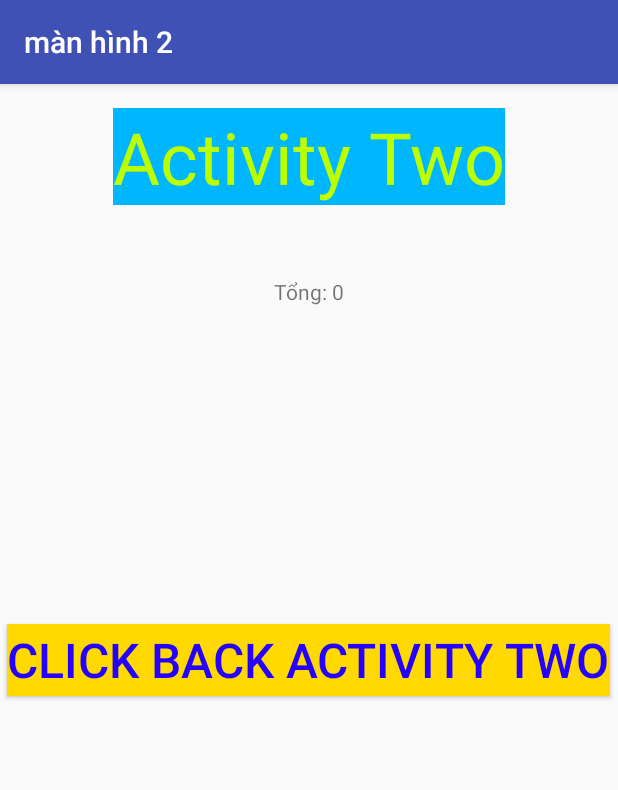
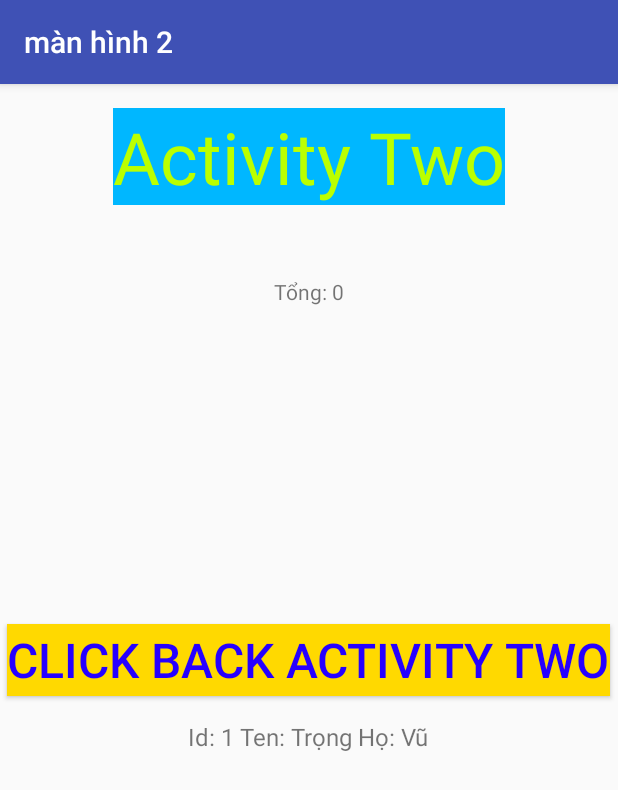
Before and after one commit to vuquoctrong/IntentAnroid08, an Android app: the screen it shows after launch (MoveActivityTwo), after a tap on "CLICK MOVE ACTIVITY TWO", on a phone screen of 412 x 824 dp. Shown: the top 790 px of the screen. Run offline under Robolectric (Android 15) with nearby library versions, the phone set to English and light mode, and no system bars; 2 statements that could not run were skipped.

Commit message:
intent putsExtra Class

```diff
--- a/app/src/main/AndroidManifest.xml
+++ b/app/src/main/AndroidManifest.xml
@@ -10,7 +10,8 @@
         android:roundIcon="@mipmap/ic_launcher_round"
         android:supportsRtl="true"
         android:theme="@style/AppTheme">
-        <activity android:name=".MainActivity">
+        <activity
+            android:name=".MainActivity">
             <intent-filter>
                 <action android:name="android.intent.action.MAIN" />
                 <category android:name="android.intent.category.LAUNCHER" />
--- /dev/null
+++ b/app/src/main/java/DTO/NhanVien.java
@@ -0,0 +1,40 @@
+package DTO;
+
+import java.io.Serializable;
+
+public class NhanVien implements Serializable{
+
+    private int idNV;
+    private String tenNV;
+    private String hoNv;
+
+    public NhanVien(int idNV, String tenNV, String hoNv) {
+        this.idNV = idNV;
+        this.tenNV = tenNV;
+        this.hoNv = hoNv;
+    }
+
+    public int getIdNV() {
+        return idNV;
+    }
+
+    public void setIdNV(int idNV) {
+        this.idNV = idNV;
+    }
+
+    public String getTenNV() {
+        return tenNV;
+    }
+
+    public void setTenNV(String tenNV) {
+        this.tenNV = tenNV;
+    }
+
+    public String getHoNv() {
+        return hoNv;
+    }
+
+    public void setHoNv(String hoNv) {
+        this.hoNv = hoNv;
+    }
+}
--- a/app/src/main/java/rikkesoft/trongvu/com/intentanroid08/HangSo.java
+++ b/app/src/main/java/rikkesoft/trongvu/com/intentanroid08/HangSo.java
@@ -3,5 +3,7 @@ package rikkesoft.trongvu.com.intentanroid08;
 public interface HangSo {
      String NUMBERON1 = "Số thứ nhất";
      String NUMBERON2 = "Số thứ hai";
+     String PATHGOOGLE = "https://www.google.com/";
+     String NHANVIENTT=  "nhanvien";
 
 }
--- a/app/src/main/java/rikkesoft/trongvu/com/intentanroid08/MainActivity.java
+++ b/app/src/main/java/rikkesoft/trongvu/com/intentanroid08/MainActivity.java
@@ -7,6 +7,8 @@ import android.os.Bundle;
 import android.view.View;
 import android.widget.Button;
 import android.widget.EditText;
+
+import DTO.NhanVien;
 
 public class MainActivity extends AppCompatActivity  implements HangSo{
 
@@ -49,6 +51,8 @@ public class MainActivity extends AppCompatActivity  implements HangSo{
                 Bundle thongtin = new Bundle();
                 thongtin.putString(NUMBERON1,et_one.getText().toString());
                 thongtin.putString(NUMBERON2,et_two.getText().toString());
+                NhanVien nhanVien = new NhanVien(001,"Trọng","Vũ");
+                intent.putExtra(NHANVIENTT,nhanVien);
                 intent.putExtras(thongtin);
                 startActivity(intent);
 
@@ -64,8 +68,9 @@ public class MainActivity extends AppCompatActivity  implements HangSo{
             @Override
             public void onClick(View v) {
                 Intent intentCall = new Intent();
-                intentCall.setAction(Intent.ACTION_CALL);
-                intentCall.setData(Uri.parse("tel:039633113"));
+                intentCall.setAction(Intent.ACTION_VIEW);
+
+                intentCall.setData(Uri.parse(PATHGOOGLE));
                 startActivity(intentCall);
             }
         });
--- a/app/src/main/java/rikkesoft/trongvu/com/intentanroid08/MoveActivityTwo.java
+++ b/app/src/main/java/rikkesoft/trongvu/com/intentanroid08/MoveActivityTwo.java
@@ -8,10 +8,13 @@ import android.view.View;
 import android.widget.Button;
 import android.widget.TextView;
 
+import DTO.NhanVien;
+
 public class MoveActivityTwo extends AppCompatActivity implements HangSo{
 
     private Button btn_backOne;
     private TextView tv_sum;
+    private TextView tv_TTNhanVien;
 
     @Override
     protected void onCreate(@Nullable Bundle savedInstanceState) {
@@ -20,6 +23,7 @@ public class MoveActivityTwo extends AppCompatActivity implements HangSo{
         init();
         onClickBackActivityOne();
         tinhTong();
+        layTTNhanVien();
     }
 
     /*
@@ -28,6 +32,8 @@ public class MoveActivityTwo extends AppCompatActivity implements HangSo{
     private void init(){
         btn_backOne = (Button) findViewById(R.id.btn_clickbackone);
         tv_sum = (TextView) findViewById(R.id.tv_sum);
+        tv_TTNhanVien = (TextView) findViewById(R.id.tv_thongtinNV);
+
     }
 
     /*
@@ -56,4 +62,12 @@ public class MoveActivityTwo extends AppCompatActivity implements HangSo{
         int tong = number1 + number2;
         tv_sum.setText("Tổng: "+ tong);
     }
+
+    /*
+    Thong tin Nhan Vien
+     */
+    private void layTTNhanVien(){
+        NhanVien nhanVien = (NhanVien) getIntent().getSerializableExtra(NHANVIENTT);
+        tv_TTNhanVien.setText("Id: "+nhanVien.getIdNV()+" Ten: "+nhanVien.getTenNV()+" Họ: "+nhanVien.getHoNv());
+    }
 }
--- a/app/src/main/java/rikkesoft/trongvu/com/intentanroid08/TestBranch.java
+++ /dev/null
@@ -1,4 +0,0 @@
-package rikkesoft.trongvu.com.intentanroid08;
-
-public class TestBranch {
-}
--- a/app/src/main/res/layout/activity_move_two.xml
+++ b/app/src/main/res/layout/activity_move_two.xml
@@ -29,4 +29,14 @@
         android:textSize="32sp"
         android:textColor="#2600ff"
         android:background="#ffd900"/>
+    <TextView
+        android:id="@+id/tv_thongtinNV"
+        android:layout_below="@id/btn_clickbackone"
+        android:textSize="16sp"
+        android:layout_centerInParent="true"
+        android:layout_marginTop="16dp"
+        android:layout_width="wrap_content"
+        android:layout_height="wrap_content"
+        />
+
 </RelativeLayout>
--- /dev/null
+++ b/app/src/main/res/values/dimens.xml
@@ -0,0 +1,4 @@
+<?xml version="1.0" encoding="utf-8"?>
+<resources>
+
+</resources>
```
